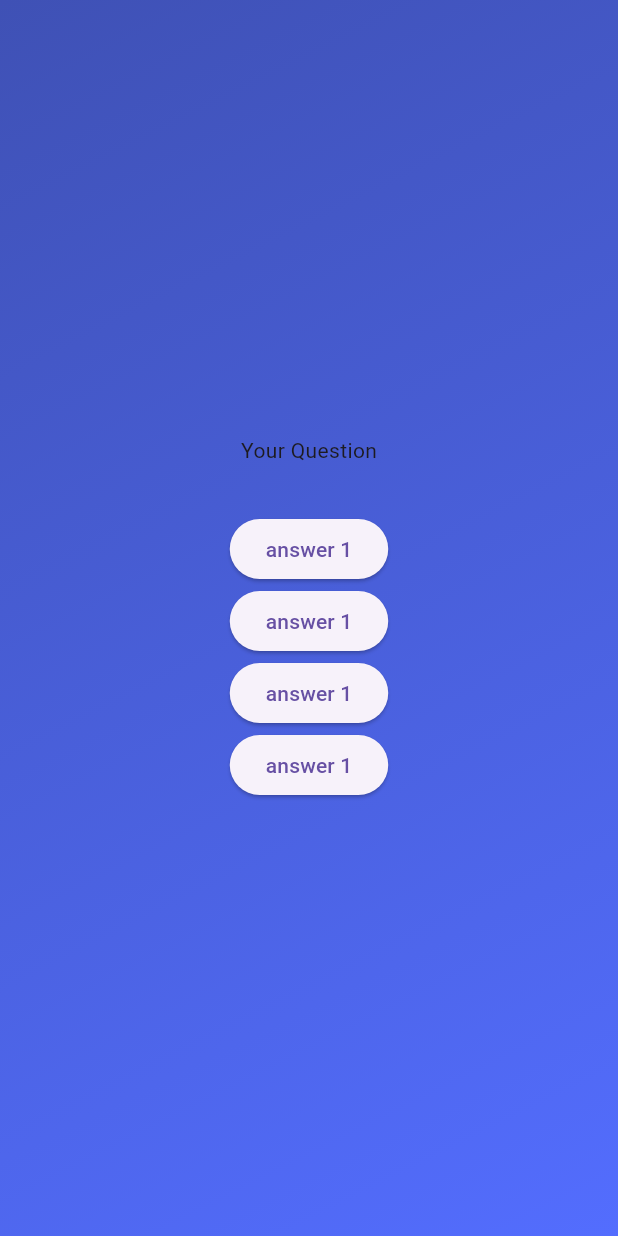
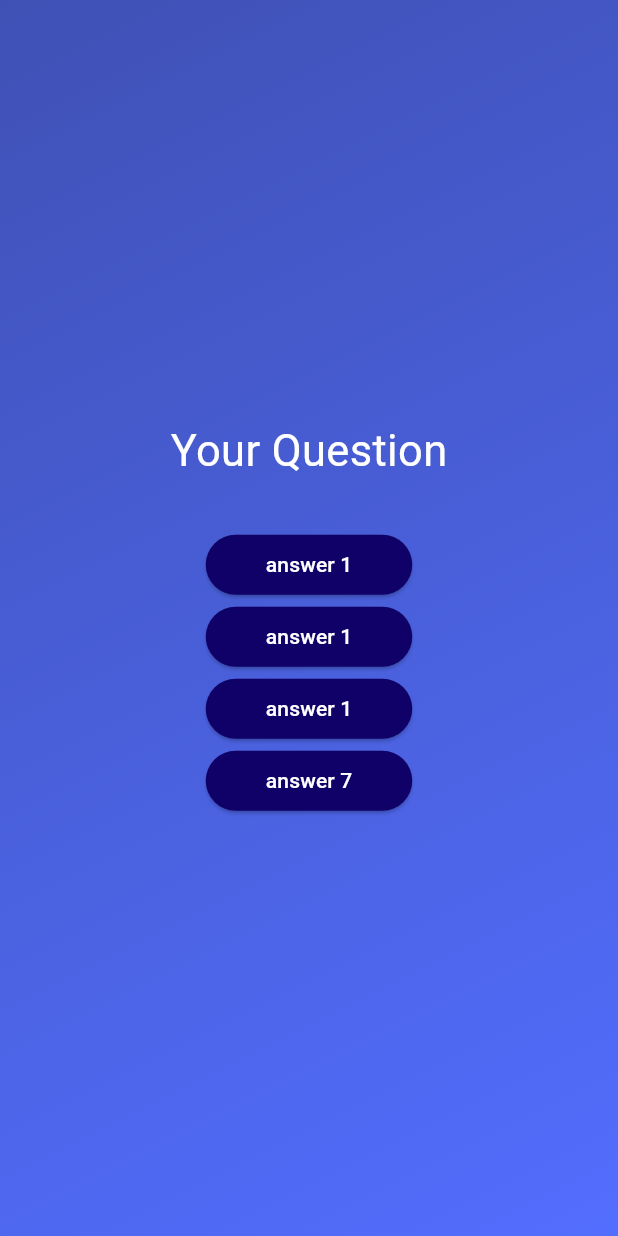
Before and after one commit to hashib786/quiz_app, a Flutter app: the screen it shows after launch, after a tap on "Start", on a phone screen of 412 x 824 dp. Run offline on Flutter 3.47's test engine with Material 3 defaults, Android fonts, the phone set to English and light mode, and no system bars.

Commit message:
feat : adde answer button widget for reusable and added styling that buttons

```diff
--- a/lib/questions.dart
+++ b/lib/questions.dart
@@ -1,4 +1,5 @@
 import 'package:flutter/material.dart';
+import 'package:quiz_app/questions_screen.dart';
 
 class Questions extends StatefulWidget {
   const Questions({super.key});
@@ -15,25 +16,31 @@ class _QuestionsState extends State<Questions> {
       child: Column(
         mainAxisAlignment: MainAxisAlignment.center,
         children: [
-          const Text("Your Question"),
+          const Text(
+            "Your Question",
+            style: TextStyle(
+              color: Colors.white,
+              fontSize: 29,
+            ),
+          ),
           const SizedBox(
             height: 32,
           ),
-          ElevatedButton(
-            onPressed: () => {},
-            child: const Text("answer 1"),
+          AnswerButton(
+            handlePress: () => {},
+            btnText: "answer 1",
           ),
-          ElevatedButton(
-            onPressed: () => {},
-            child: const Text("answer 1"),
+          AnswerButton(
+            handlePress: () => {},
+            btnText: "answer 1",
           ),
-          ElevatedButton(
-            onPressed: () => {},
-            child: const Text("answer 1"),
+          AnswerButton(
+            handlePress: () => {},
+            btnText: "answer 1",
           ),
-          ElevatedButton(
-            onPressed: () => {},
-            child: const Text("answer 1"),
+          AnswerButton(
+            handlePress: () => {},
+            btnText: "answer 7",
           ),
         ],
       ),
--- /dev/null
+++ b/lib/questions_screen.dart
@@ -0,0 +1,24 @@
+import 'package:flutter/material.dart';
+
+class AnswerButton extends StatelessWidget {
+  const AnswerButton(
+      {super.key, required this.handlePress, required this.btnText});
+
+  final void Function() handlePress;
+  final String btnText;
+
+  @override
+  Widget build(context) {
+    return ElevatedButton(
+      style: ElevatedButton.styleFrom(
+          backgroundColor: const Color.fromARGB(255, 16, 1, 104),
+          foregroundColor: Colors.white,
+          shape: RoundedRectangleBorder(
+            borderRadius: BorderRadius.circular(40),
+          ),
+          padding: const EdgeInsets.symmetric(horizontal: 40, vertical: 10)),
+      onPressed: handlePress,
+      child: Text(btnText),
+    );
+  }
+}
```
